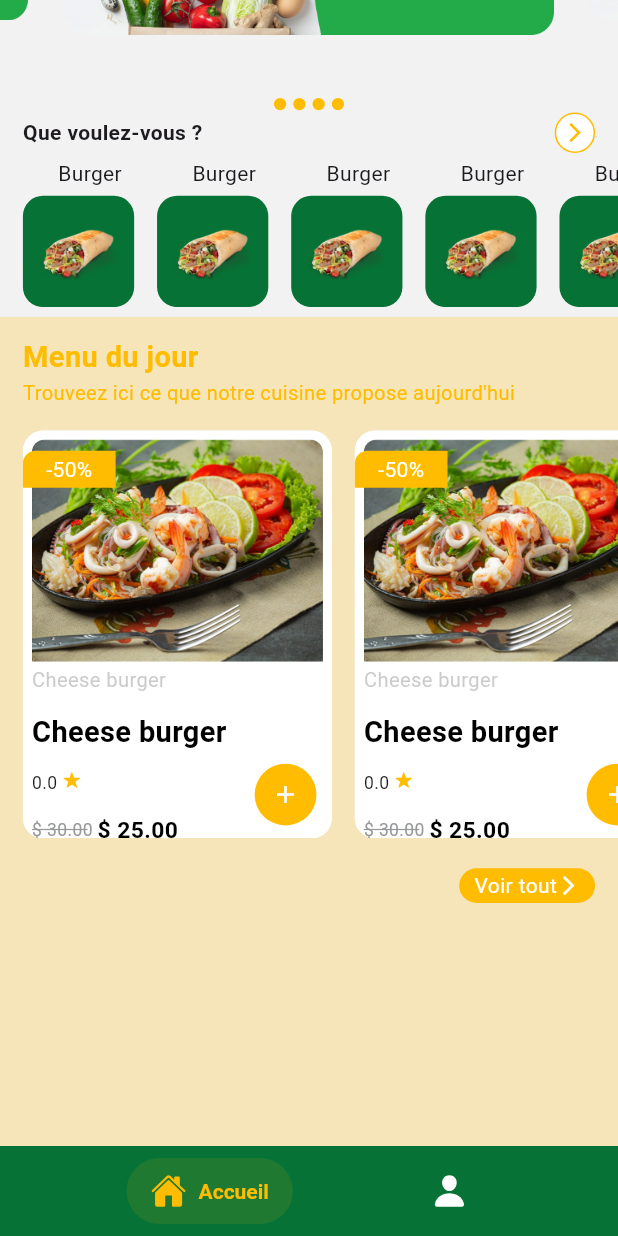
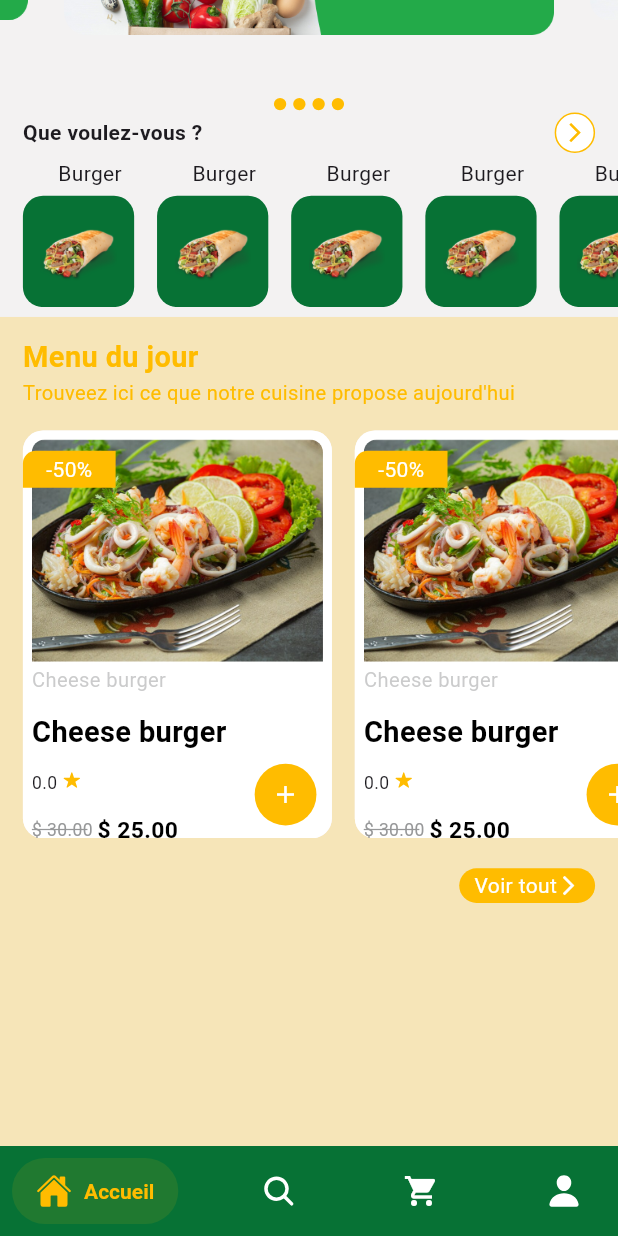
Before and after one commit to exau-umba/oasis_restaurant, a Flutter app: the HomePage screen opened by its route, scrolled down 313 dp, after a tap on the "add" icon, on a phone screen of 412 x 824 dp. Run offline on Flutter 3.47's test engine with Material 3 defaults, Android fonts, the phone set to English and light mode, and no system bars; drawn by our look-alikes of carousel_slider, salomon_bottom_bar; our stand-ins replace get_storage, go_router, ionicons, loading_animation_widget, responsive_sizer; accounts and stored records are empty.

Commit message:
Build: detail food & panier & search : page

```diff
--- /dev/null
+++ b/lib/pages/food/PanierPage.dart
@@ -0,0 +1,271 @@
+import 'package:flutter/material.dart';
+import 'package:go_router/go_router.dart';
+import 'package:oasis_restaurant/utils/Constantes/Constantes.dart';
+import 'package:oasis_restaurant/utils/Constantes/PaddingDelimiter.dart';
+import 'package:oasis_restaurant/utils/Constantes/colors.dart';
+import 'package:responsive_sizer/responsive_sizer.dart';
+
+import '../../utils/Routes.dart';
+
+class PanierPage extends StatefulWidget {
+  const PanierPage({super.key});
+
+  @override
+  State<PanierPage> createState() => _PanierPageState();
+}
+
+class _PanierPageState extends State<PanierPage> {
+  int itemCount = 0;
+  int platCount = 20;
+  @override
+  Widget build(BuildContext context) {
+    return Scaffold(
+      appBar: AppBar(
+        centerTitle: true,
+        backgroundColor: Colors_App.Colorwhite,
+        elevation: 0.sp,
+        title: Text(
+            "Panier",
+          style: Constantes.styleTitleAppBar,
+        ),
+        leading: Constantes.leadingAppBar(GoRouter.of(context)),
+        actions: [
+          Container(
+            padding: EdgeInsets.all(5.sp),
+            margin: EdgeInsets.all(15.sp),
+            width: Adaptive.w(25),
+            decoration: BoxDecoration(
+                color: Colors_App.ColorYellow,
+                borderRadius: BorderRadius.circular(10.sp)
+            ),
+            child: Row(
+              mainAxisAlignment: MainAxisAlignment.spaceAround,
+              children: [
+                InkWell(
+                  child: Icon(Icons.search,),
+                  onTap: (){
+
+                  },
+                ),
+                InkWell(
+                  child: Icon(
+                    Icons.delete,
+                    color: Colors_App.Colorwhite,
+                  ),
+                  onTap: (){
+                    //GoRouter.of(context).push(Routes.panierpage);
+                  },
+                ),
+              ],
+            ),
+          )
+        ],
+      ),
+      body: _element(),
+      persistentFooterButtons: _footerPanier(),
+      persistentFooterAlignment: AlignmentDirectional.center,
+    );
+  }
+
+  _element(){
+    return ListView.separated(
+        separatorBuilder: (context, index) => Divider(),
+        itemCount: platCount,
+        padding: EdgeInsets.only(top: 15.sp),
+        scrollDirection: Axis.vertical,
+        shrinkWrap: true,
+        itemBuilder: (context, index){
+          return ListTile(
+            onTap: (){
+              //GoRouter.of(context).push(Routes.detailFoodpage);
+            },
+            onLongPress: () async{
+              bool? resulat = await showDialog<bool>(
+                context: context,
+                builder: (BuildContext context) {
+                  return AlertDialog(
+                    title: Center(child: Text('Supprimer ce plat')),
+                    content: Text("Publier",),
+                    actions: [
+                      Text("Oui")
+                    ],
+                  );
+                },
+              );
+            },
+            dense: true,
+            leading: Container(
+              width: Adaptive.w(20),
+              child: ClipRRect(
+                borderRadius: BorderRadius.circular(8.sp),
+                child: Image.asset(
+                  "assets/images/t3.png",
+                  fit: BoxFit.cover,
+                ),
+              ),
+            ),
+            title: Text(
+                "Chawrama",
+              style: TextStyle(
+                fontWeight: FontWeight.bold,
+                fontSize: 18.sp,
+                color: Colors_App.Colorblack
+              ),
+            ),
+            subtitle: Column(
+              mainAxisSize: MainAxisSize.min,
+              crossAxisAlignment: CrossAxisAlignment.start,
+              mainAxisAlignment: MainAxisAlignment.spaceBetween,
+              children: [
+                Row(
+                  children: [
+                    Text("\$ 25.00",//prices[index],
+                        style: TextStyle(
+                          color: Colors_App.Colorblack,
+                          fontSize: 16.sp,
+                        )),
+                  ],
+                ),
+              ],
+            ),
+            trailing: Row(
+              mainAxisSize: MainAxisSize.min,
+              children: [
+                ElevatedButton(
+                    style: ButtonStyle(
+                        shape: MaterialStatePropertyAll(CircleBorder()),
+                        backgroundColor: MaterialStatePropertyAll(Colors_App.ColorGrey),
+                        iconSize: MaterialStatePropertyAll(20.sp),
+                        minimumSize: MaterialStatePropertyAll(Size.fromRadius(16.sp))
+                    ),
+                    onPressed: (){
+                      setState(() {
+                        itemCount++;
+                      });
+                    },
+                    child: Icon(
+                        Icons.remove,
+                      size: 17.sp,
+                    )
+                ),
+                Text("0"),
+                ElevatedButton(
+                  style: ButtonStyle(
+                    shape: MaterialStatePropertyAll(CircleBorder()),
+                    backgroundColor: MaterialStatePropertyAll(Colors_App.ColorYellow),
+                    iconSize: MaterialStatePropertyAll(20.sp),
+                    minimumSize: MaterialStatePropertyAll(Size.fromRadius(16.sp))
+                  ),
+                    onPressed: (){
+                    setState(() {
+                      itemCount++;
+                    });
+                    },
+                    child: Icon(
+                        Icons.add,
+                      size: 17.sp,
+                    )
+                )
+              ],
+            ),
+          );
+        }
+    );
+  }
+
+  _footerPanier(){
+    return <Widget> [
+      Container(
+        padding: EdgeInsets.symmetric(horizontal: PaddingDelimiter.paddingHorizontal),
+        child: Column(
+          children: [
+            Row(
+              mainAxisAlignment: MainAxisAlignment.spaceBetween,
+              children: [
+                Text(
+                    "Livraison :",
+                  style: TextStyle(
+                    fontSize: 18.sp
+                  ),
+                ),
+                Text(
+                  "\$0.0",
+                  style: TextStyle(
+                      fontSize: 18.sp,
+                  ),
+                ),
+              ],
+            ),
+            SizedBox(
+              height: 1.5.h,
+            ),
+            Row(
+              mainAxisAlignment: MainAxisAlignment.spaceBetween,
+              children: [
+                Text(
+                  "TOTAL :",
+                  style: TextStyle(
+                      fontSize: 18.sp,
+                    fontWeight: FontWeight.bold
+                  ),
+                ),
+                Text(
+                  "\$140",
+                  style: TextStyle(
+                      fontSize: 18.sp,
+                      fontWeight: FontWeight.bold
+                  ),
+                ),
+              ],
+            ),
+            SizedBox(
+              height: 20.sp,
+            ),
+            FractionallySizedBox(
+              widthFactor: 4.3.sp,
+              child: ElevatedButton(
+                style: TextButton.styleFrom(
+                  shape: StadiumBorder(),
+                  backgroundColor: Colors_App.ColorGreen,
+                  textStyle: TextStyle(
+                    fontSize: 16.sp, fontWeight: FontWeight.w500,
+                  ),
+                  padding: EdgeInsets.symmetric(vertical: 16.sp)
+                ),
+                  onPressed: (){
+
+                  },
+                  child: Row(
+                    mainAxisSize: MainAxisSize.min,
+                    children: [
+                      Text("Commander"),
+                      Icon(
+                          Icons.arrow_forward_ios,
+                        size: 16.sp,
+                      ),
+                    ],
+                  )
+              ),
+            ),
+            SizedBox(height: 2.h,),
+            Text(
+                "Selectionnez le moyen de livraison et le mode de paiement à l'étape suivante.",
+              textAlign: TextAlign.center,
+            ),
+            SizedBox(height: 2.h,),
+            Row(
+              mainAxisSize: MainAxisSize.min,
+              crossAxisAlignment: CrossAxisAlignment.center,
+              children: [
+                Image.asset(
+                    "assets/images/card_payement.jpg",
+                  width: Adaptive.w(75),
+                )
+              ],
+            )
+          ],
+        ),
+      )
+    ];
+  }
+}
--- /dev/null
+++ b/lib/pages/food/RechercheFoodPage.dart
@@ -0,0 +1,111 @@
+import 'package:flutter/material.dart';
+import 'package:ionicons/ionicons.dart';
+import 'package:oasis_restaurant/utils/Constantes/Constantes.dart';
+import 'package:oasis_restaurant/utils/Constantes/colors.dart';
+import 'package:responsive_sizer/responsive_sizer.dart';
+
+import '../../utils/Constantes/PaddingDelimiter.dart';
+
+class RechercheFoodPage extends StatefulWidget {
+  const RechercheFoodPage({super.key});
+
+  @override
+  State<RechercheFoodPage> createState() => _RechercheFoodPageState();
+}
+
+class _RechercheFoodPageState extends State<RechercheFoodPage> with TickerProviderStateMixin{
+  late TabController tabController;
+  @override
+  void initState() {
+    super.initState();
+    tabController = TabController(
+      initialIndex: 0,
+      length: 2,
+      vsync: this,
+    );
+    tabController.addListener(() {
+      setState(() {});
+    });
+  }
+
+  @override
+  void dispose() {
+    tabController.dispose();
+    super.dispose();
+  }
+
+  @override
+  Widget build(BuildContext context) {
+    return Scaffold(
+      backgroundColor: Colors_App.ColorGreyPage,
+      appBar: AppBar(
+        backgroundColor: Colors_App.Colorwhite,
+        bottom: TabBar(
+          indicator: BoxDecoration(
+            border: BorderDirectional(
+              bottom: BorderSide(
+                color: Colors_App.ColorYellow,
+              )
+            )
+          ),
+          controller: tabController,
+          tabs: [
+            Tab(
+              child: Text(
+                  "Food",
+                style: TextStyle(
+                  color: Colors_App.Colorblack
+                ),
+              ),
+              icon: Icon(Icons.fastfood, color: Colors_App.Colorblack),
+            ),
+            Tab(
+              child: Text(
+                "Categorie",
+                style: TextStyle(
+                    color: Colors_App.Colorblack
+                ),
+              ),
+              icon: Icon(Icons.category, color: Colors_App.Colorblack),
+            ),
+          ],
+        ),
+        title: Container(
+          padding: EdgeInsets.symmetric(horizontal: PaddingDelimiter.paddingHorizontal),
+          decoration: BoxDecoration(
+              color: Colors_App.Colorwhite,
+              boxShadow: [
+                BoxShadow(color: Colors.black12, offset: Offset(0, 1), blurRadius: 10.sp)
+              ],
+              borderRadius: BorderRadius.all(Radius.circular(24.sp))),
+          child: TextField(
+              textAlignVertical: TextAlignVertical.center,
+              decoration: InputDecoration(
+                border: InputBorder.none,
+                hintText: "Recherche...",
+                hintStyle: TextStyle(
+                    fontSize: 16.sp,
+                    color: Colors_App.ColorGrey,
+                    fontWeight: FontWeight.w500),
+                contentPadding: EdgeInsets.all(18.sp),
+                prefixIcon: Icon(
+                  Ionicons.search,
+                  color: Colors_App.ColorGreen,
+                ),
+              )),
+        ),
+      ),
+      body: TabBarView(
+        controller: tabController,
+        children: [
+          Center(
+            child: Text("FOOD"),
+          ),
+          Center(
+            child: Text("CATEGORIE"),
+          ),
+        ],
+      ),
+    );
+  }
+}
--- a/lib/pages/home/HomePage.dart
+++ b/lib/pages/home/HomePage.dart
@@ -1,4 +1,6 @@
 import 'package:flutter/material.dart';
+import 'package:oasis_restaurant/pages/food/PanierPage.dart';
+import 'package:oasis_restaurant/pages/food/RechercheFoodPage.dart';
 import 'package:oasis_restaurant/pages/user/ProfilePage.dart';
 import 'package:oasis_restaurant/utils/Constantes/colors.dart';
 import 'package:ionicons/ionicons.dart';
@@ -17,6 +19,8 @@ class _HomePageState extends State<HomePage> {
   int _currentIndex = 0;
   final pages= [
     AccueilPagePage(),
+    RechercheFoodPage(),
+    PanierPage(),
     ProfilePage()
   ];
 
@@ -45,6 +49,18 @@ class _HomePageState extends State<HomePage> {
           ),
         ),
         SalomonBottomBarItem(
+          icon: Icon(Ionicons.search),
+          title: Text(
+              'Recherche'
+          ),
+        ),
+        SalomonBottomBarItem(
+          icon: Icon(Icons.local_grocery_store),
+          title: Text(
+              'Panier'
+          ),
+        ),
+        SalomonBottomBarItem(
           icon: Icon(Ionicons.person),
           title: Text(
               'Profil'
--- a/lib/utils/RouteManager.dart
+++ b/lib/utils/RouteManager.dart
@@ -1,6 +1,9 @@
 import 'package:flutter/material.dart';
 import 'package:go_router/go_router.dart';
+import 'package:oasis_restaurant/pages/food/DetailFoodPage.dart';
 import 'package:oasis_restaurant/pages/food/ListFoodByCategory.dart';
+import 'package:oasis_restaurant/pages/food/PanierPage.dart';
+import 'package:oasis_restaurant/pages/food/RechercheFoodPage.dart';
 import 'package:oasis_restaurant/pages/home/AccueilPagePage.dart';
 import 'package:oasis_restaurant/pages/welcome/BienvenuPage.dart';
 import '../pages/food/category/CategoryPage.dart';
@@ -40,7 +43,7 @@ class RoutesManager {
         path: Routes.bienvenupage,
         pageBuilder: (context, state) {
           return CustomTransitionPage(
-            transitionDuration: const Duration(seconds: 1),
+            transitionDuration: const Duration(milliseconds: 120),
             key: state.pageKey,
             child: BienvenuPage(),
             transitionsBuilder: (context, animation, secondaryAnimation, child) {
@@ -70,7 +73,7 @@ class RoutesManager {
         path: Routes.listFoodByCategorypage,
         pageBuilder: (context, state) {
           return CustomTransitionPage(
-            transitionDuration: const Duration(seconds: 2),
+            transitionDuration: const Duration(milliseconds: 120),
             key: state.pageKey,
             child: ListFoodByCategory(),
             transitionsBuilder: (context, animation, secondaryAnimation, child) {
@@ -84,6 +87,24 @@ class RoutesManager {
           return  ListFoodByCategory();
         },
       ),
+      GoRoute(
+        path: Routes.rechercheFoodpage,
+        builder: (BuildContext context, GoRouterState state) {
+          return  RechercheFoodPage();
+        },
+      ),
+      GoRoute(
+        path: Routes.detailFoodpage,
+        builder: (BuildContext context, GoRouterState state) {
+          return  DetailFoodPage();
+        },
+      ),
+      GoRoute(
+        path: Routes.panierpage,
+        builder: (BuildContext context, GoRouterState state) {
+          return  PanierPage();
+        },
+      ),
     ],
   );
 }
--- a/lib/utils/Routes.dart
+++ b/lib/utils/Routes.dart
@@ -6,4 +6,7 @@ class Routes {
   static const String categorypage = "/Category";
   static const String profilepage = "/profile";
   static const String listFoodByCategorypage = "/listFoodByCategory";
+  static const String rechercheFoodpage = "/rechercheFood";
+  static const String detailFoodpage = "/detailFood";
+  static const String panierpage = "/panier";
 }
```
Also changed, not shown: lib/pages/food/DetailFoodPage.dart (added, +258 -0 lines), lib/utils/Constantes/Constantes.dart (+26 -0 lines), assets/images/card_payement.jpg (added).
